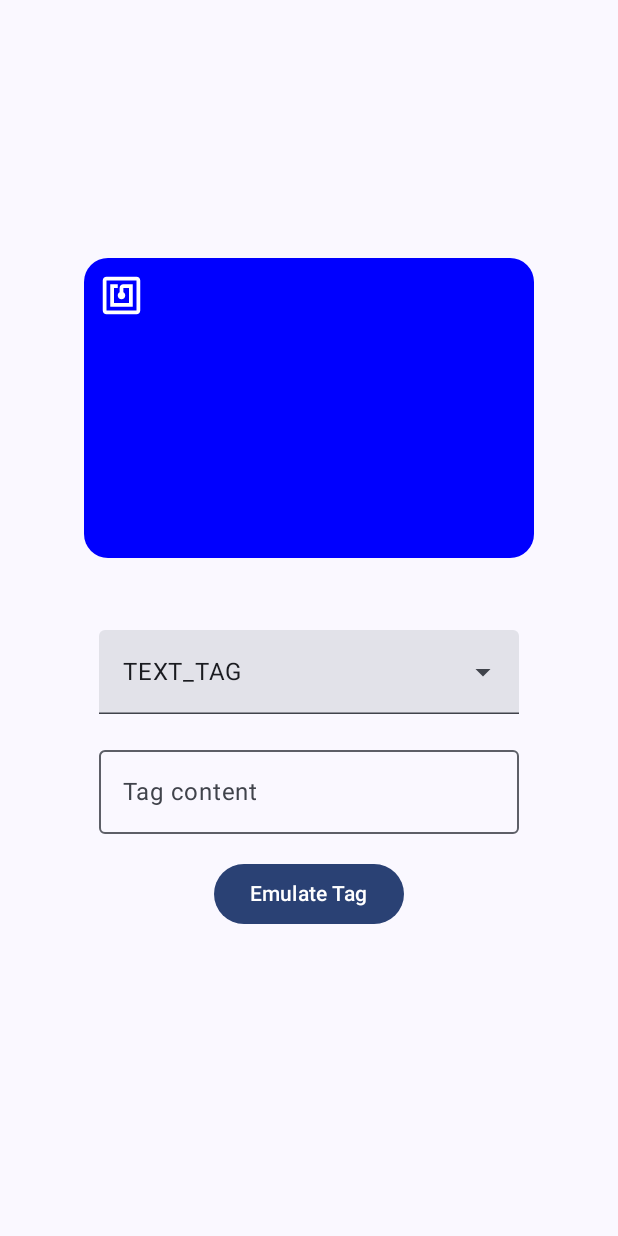
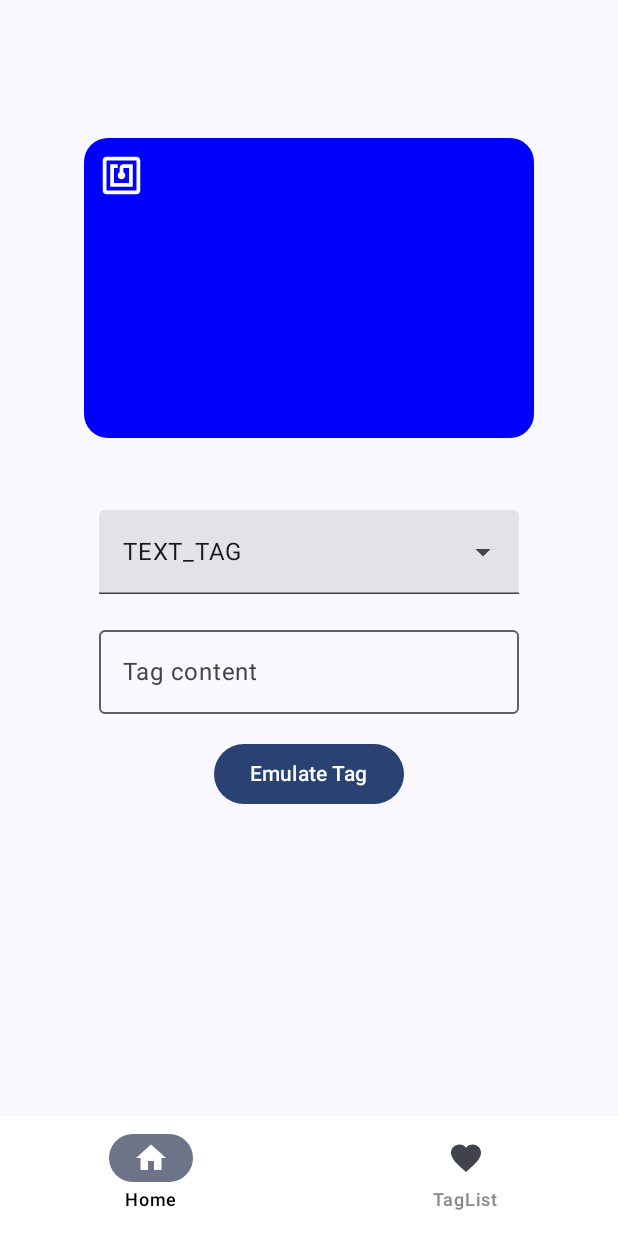
Before and after one commit to nourify97/HCE-NFC-Tag-Emulation, an Android app built with Jetpack Compose: the screen it shows after launch (MainActivity), on a phone screen of 412 x 824 dp. Run offline under Robolectric (Android 15) with nearby library versions, the phone set to English and light mode, and no system bars.

Commit message:
Wip: ui done

```diff
--- a/app/build.gradle.kts
+++ b/app/build.gradle.kts
@@ -43,6 +43,7 @@ android {
 dependencies {
 
     implementation(libs.kotlinx.serialization.json)
+    implementation(libs.androidx.navigation.compose)
 
     implementation(libs.androidx.core.ktx)
     implementation(libs.androidx.lifecycle.runtime.ktx)
--- a/app/src/main/java/com/nourify/ndeftagemulation/MainActivity.kt
+++ b/app/src/main/java/com/nourify/ndeftagemulation/MainActivity.kt
@@ -11,32 +11,27 @@ import androidx.compose.material3.Scaffold
 import androidx.compose.runtime.collectAsState
 import androidx.compose.runtime.getValue
 import androidx.compose.ui.Modifier
+import com.nourify.ndeftagemulation.ui.navigation.Setup
 import com.nourify.ndeftagemulation.ui.screens.cardemulation.CardEmulation
 import com.nourify.ndeftagemulation.ui.screens.cardemulation.CardEmulationVm
 import com.nourify.ndeftagemulation.ui.theme.NdefTagEmulationTheme
 
 class MainActivity : ComponentActivity() {
 
-    private lateinit var vm: CardEmulationVm
     private var mNfcAdapter: NfcAdapter? = null
 
     override fun onCreate(savedInstanceState: Bundle?) {
         super.onCreate(savedInstanceState)
 
-        vm = CardEmulationVm()
         mNfcAdapter = NfcAdapter.getDefaultAdapter(this)
 
         enableEdgeToEdge()
         setContent {
             NdefTagEmulationTheme {
-                Scaffold(modifier = Modifier.fillMaxSize()) { innerPadding ->
-                    CardEmulation(
-                        vm = vm,
-                        initEmulation = { vm.initTagEmulation(applicationContext, mNfcAdapter) },
-                        checkNfcSupport = { vm.checkNfcSupport(applicationContext, mNfcAdapter) },
-                        modifier = Modifier.padding(innerPadding),
-                    )
-                }
+                Setup(
+                    mNfcAdapter = mNfcAdapter,
+                    applicationContext = applicationContext
+                )
             }
         }
     }
--- /dev/null
+++ b/app/src/main/java/com/nourify/ndeftagemulation/ui/navigation/BottomNavigationBar.kt
@@ -0,0 +1,48 @@
+package com.nourify.ndeftagemulation.ui.navigation
+
+import androidx.compose.material3.Icon
+import androidx.compose.material3.NavigationBar
+import androidx.compose.material3.NavigationBarItem
+import androidx.compose.material3.Text
+import androidx.compose.runtime.Composable
+import androidx.compose.runtime.mutableIntStateOf
+import androidx.compose.runtime.saveable.rememberSaveable
+import androidx.compose.ui.Modifier
+import androidx.compose.ui.graphics.Color
+import androidx.navigation.NavHostController
+
+@Composable
+fun BottomNavigationBar(
+    navController: NavHostController,
+    modifier: Modifier = Modifier,
+) {
+    val selectedNavigationIndex = rememberSaveable {
+        mutableIntStateOf(0)
+    }
+
+    NavigationBar(
+        modifier = modifier,
+        containerColor = Color.White
+    ) {
+        navigationItems.forEachIndexed { index, item ->
+            NavigationBarItem(
+                selected = selectedNavigationIndex.intValue == index,
+                onClick = {
+                    selectedNavigationIndex.intValue = index
+                    navController.navigate(item.route)
+                },
+                icon = {
+                    Icon(imageVector = item.icon, contentDescription = item.title)
+                },
+                label = {
+                    Text(
+                        item.title,
+                        color = if (index == selectedNavigationIndex.intValue)
+                            Color.Black
+                        else Color.Gray
+                    )
+                },
+            )
+        }
+    }
+}
--- /dev/null
+++ b/app/src/main/java/com/nourify/ndeftagemulation/ui/navigation/NavigationItem.kt
@@ -0,0 +1,30 @@
+package com.nourify.ndeftagemulation.ui.navigation
+
+import androidx.compose.material.icons.Icons
+import androidx.compose.material.icons.filled.Favorite
+import androidx.compose.material.icons.filled.Home
+import androidx.compose.ui.graphics.vector.ImageVector
+
+data class NavigationItem(
+    val title: String,
+    val icon: ImageVector,
+    val route: String
+)
+
+val navigationItems = listOf(
+    NavigationItem(
+        title = "Home",
+        icon = Icons.Default.Home,
+        route = Screen.Home.route
+    ),
+    NavigationItem(
+        title = "TagList",
+        icon = Icons.Default.Favorite,
+        route = Screen.TagList.route
+    ),
+)
+
+sealed class Screen(val route: String) {
+    data object Home: Screen("home_screen")
+    data object TagList: Screen("taglist_screen")
+}
--- /dev/null
+++ b/app/src/main/java/com/nourify/ndeftagemulation/ui/navigation/Setup.kt
@@ -0,0 +1,53 @@
+package com.nourify.ndeftagemulation.ui.navigation
+
+import android.content.Context
+import android.nfc.NfcAdapter
+import androidx.compose.foundation.layout.fillMaxSize
+import androidx.compose.foundation.layout.padding
+import androidx.compose.material3.Scaffold
+import androidx.compose.runtime.Composable
+import androidx.compose.ui.Modifier
+import androidx.navigation.NavHostController
+import androidx.navigation.compose.NavHost
+import androidx.navigation.compose.composable
+import androidx.navigation.compose.rememberNavController
+import androidx.navigation.createGraph
+import com.nourify.ndeftagemulation.ui.screens.cardemulation.CardEmulation
+import com.nourify.ndeftagemulation.ui.screens.cardemulation.CardEmulationVm
+import com.nourify.ndeftagemulation.ui.screens.taglist.TagList
+
+@Composable
+fun Setup(
+    mNfcAdapter: NfcAdapter?,
+    applicationContext: Context,
+    modifier: Modifier = Modifier,
+    navController: NavHostController = rememberNavController(),
+) {
+    Scaffold(
+        modifier = modifier.fillMaxSize(),
+        bottomBar = { BottomNavigationBar(navController) }
+    ) { innerPadding ->
+        val graph =
+            navController.createGraph(startDestination = Screen.Home.route) {
+                composable(route = Screen.Home.route) {
+                    val vm = CardEmulationVm()
+
+                    CardEmulation(
+                        vm = vm,
+                        initEmulation = { vm.initTagEmulation(applicationContext, mNfcAdapter) },
+                        checkNfcSupport = { vm.checkNfcSupport(applicationContext, mNfcAdapter) },
+                        modifier = Modifier.padding(innerPadding),
+                    )
+                }
+                composable(route = Screen.TagList.route) {
+                    TagList(listOf())
+                }
+            }
+
+        NavHost(
+            navController = navController,
+            graph = graph,
+            modifier = Modifier.padding(innerPadding)
+        )
+    }
+}
--- /dev/null
+++ b/app/src/main/res/drawable/baseline_contacts_24.xml
@@ -0,0 +1,5 @@
+<vector xmlns:android="http://schemas.android.com/apk/res/android" android:height="24dp" android:tint="#000000" android:viewportHeight="24" android:viewportWidth="24" android:width="24dp">
+
+    <path android:fillColor="@android:color/white" android:pathData="M20,0L4,0v2h16L20,0zM4,24h16v-2L4,22v2zM20,4L4,4c-1.1,0 -2,0.9 -2,2v12c0,1.1 0.9,2 2,2h16c1.1,0 2,-0.9 2,-2L22,6c0,-1.1 -0.9,-2 -2,-2zM12,6.75c1.24,0 2.25,1.01 2.25,2.25s-1.01,2.25 -2.25,2.25S9.75,10.24 9.75,9 10.76,6.75 12,6.75zM17,17L7,17v-1.5c0,-1.67 3.33,-2.5 5,-2.5s5,0.83 5,2.5L17,17z"/>
+
+</vector>
--- /dev/null
+++ b/app/src/main/res/drawable/baseline_text_fields_24.xml
@@ -0,0 +1,5 @@
+<vector xmlns:android="http://schemas.android.com/apk/res/android" android:height="24dp" android:tint="#000000" android:viewportHeight="24" android:viewportWidth="24" android:width="24dp">
+
+    <path android:fillColor="@android:color/white" android:pathData="M2.5,4v3h5v12h3V7h5V4H2.5zM21.5,9h-9v3h3v7h3v-7h3V9z"/>
+
+</vector>
--- /dev/null
+++ b/app/src/main/res/drawable/baseline_web_24.xml
@@ -0,0 +1,5 @@
+<vector xmlns:android="http://schemas.android.com/apk/res/android" android:height="24dp" android:tint="#000000" android:viewportHeight="24" android:viewportWidth="24" android:width="24dp">
+
+    <path android:fillColor="@android:color/white" android:pathData="M20,4L4,4c-1.1,0 -1.99,0.9 -1.99,2L2,18c0,1.1 0.9,2 2,2h16c1.1,0 2,-0.9 2,-2L22,6c0,-1.1 -0.9,-2 -2,-2zM15,18L4,18v-4h11v4zM15,13L4,13L4,9h11v4zM20,18h-4L16,9h4v9z"/>
+
+</vector>
--- a/gradle/libs.versions.toml
+++ b/gradle/libs.versions.toml
@@ -10,9 +10,11 @@ lifecycleRuntimeKtx = "2.8.7"
 activityCompose = "1.10.1"
 composeBom = "2024.04.01"
 lifecycleRuntimeComposeAndroid = "2.8.7"
+navigationCompose = "2.8.9"
 
 [libraries]
 androidx-core-ktx = { group = "androidx.core", name = "core-ktx", version.ref = "coreKtx" }
+androidx-navigation-compose = { module = "androidx.navigation:navigation-compose", version.ref = "navigationCompose" }
 junit = { group = "junit", name = "junit", version.ref = "junit" }
 androidx-junit = { group = "androidx.test.ext", name = "junit", version.ref = "junitVersion" }
 androidx-espresso-core = { group = "androidx.test.espresso", name = "espresso-core", version.ref = "espressoCore" }
```
Also changed, not shown: app/src/main/java/com/nourify/ndeftagemulation/ui/screens/taglist/TagList.kt (added, +124 -0 lines), app/src/main/java/com/nourify/ndeftagemulation/ui/screens/taglist/TagListVM.kt (added, +7 -0 lines).
